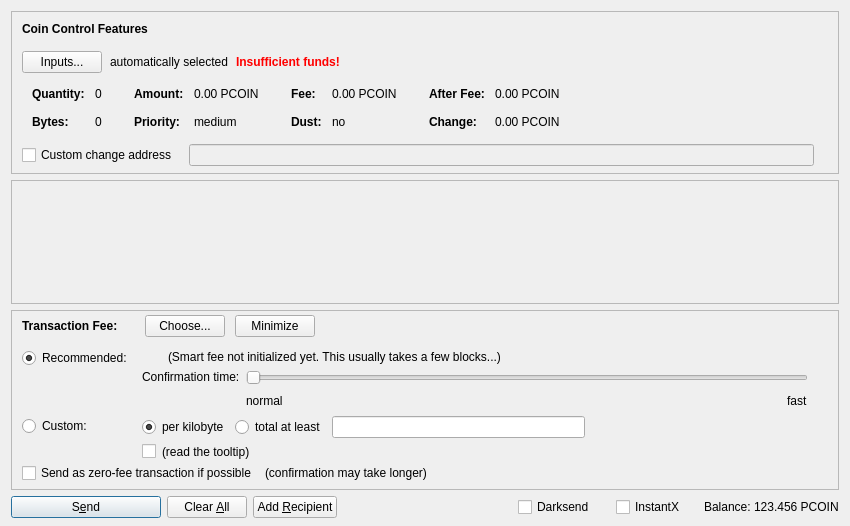
First picture: the form in src/qt/forms/sendcoinsdialog.ui, repository CoinExample/ANG, before the edit.
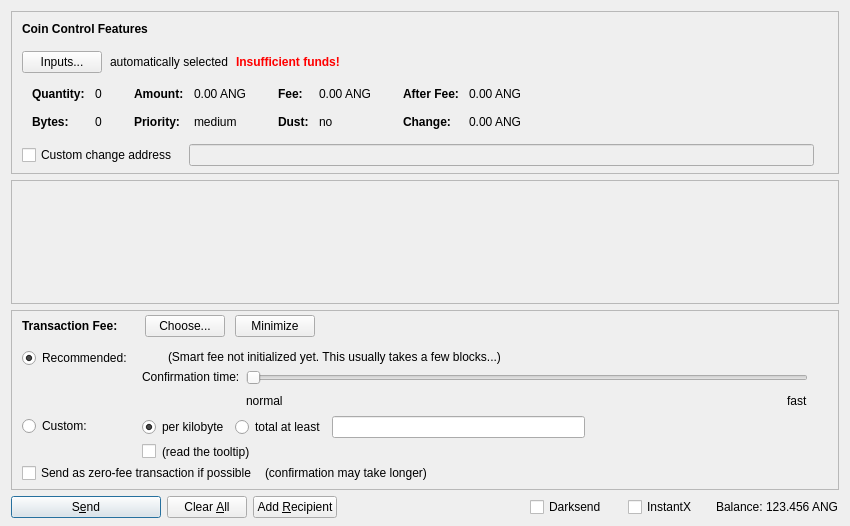
Second picture: the form after the edit. Icons and pictures are not drawn. Custom widgets are drawn as their Qt base class.

Diff of the .ui file:
```diff
--- a/src/qt/forms/sendcoinsdialog.ui
+++ b/src/qt/forms/sendcoinsdialog.ui
@@ -324,7 +324,7 @@
                   <enum>Qt::ActionsContextMenu</enum>
                  </property>
                  <property name="text">
-                  <string notr="true">0.00 PCOIN</string>
+                  <string notr="true">0.00 ANG</string>
                  </property>
                  <property name="textInteractionFlags">
                   <set>Qt::LinksAccessibleByMouse|Qt::TextSelectableByKeyboard|Qt::TextSelectableByMouse</set>
@@ -404,7 +404,7 @@
                   <enum>Qt::ActionsContextMenu</enum>
                  </property>
                  <property name="text">
-                  <string notr="true">0.00 PCOIN</string>
+                  <string notr="true">0.00 ANG</string>
                  </property>
                  <property name="textInteractionFlags">
                   <set>Qt::LinksAccessibleByMouse|Qt::TextSelectableByKeyboard|Qt::TextSelectableByMouse</set>
@@ -484,7 +484,7 @@
                   <enum>Qt::ActionsContextMenu</enum>
                  </property>
                  <property name="text">
-                  <string notr="true">0.00 PCOIN</string>
+                  <string notr="true">0.00 ANG</string>
                  </property>
                  <property name="textInteractionFlags">
                   <set>Qt::LinksAccessibleByMouse|Qt::TextSelectableByKeyboard|Qt::TextSelectableByMouse</set>
@@ -513,7 +513,7 @@
                   <enum>Qt::ActionsContextMenu</enum>
                  </property>
                  <property name="text">
-                  <string notr="true">0.00 PCOIN</string>
+                  <string notr="true">0.00 ANG</string>
                  </property>
                  <property name="textInteractionFlags">
                   <set>Qt::LinksAccessibleByMouse|Qt::TextSelectableByKeyboard|Qt::TextSelectableByMouse</set>
@@ -1378,7 +1378,7 @@
           <cursorShape>IBeamCursor</cursorShape>
          </property>
          <property name="text">
-          <string notr="true">123.456 PCOIN</string>
+          <string notr="true">123.456 ANG</string>
          </property>
          <property name="textInteractionFlags">
           <set>Qt::LinksAccessibleByMouse|Qt::TextSelectableByKeyboard|Qt::TextSelectableByMouse</set>
```
Left out of the diff: 12 changed lines with no effect on the pictures.
